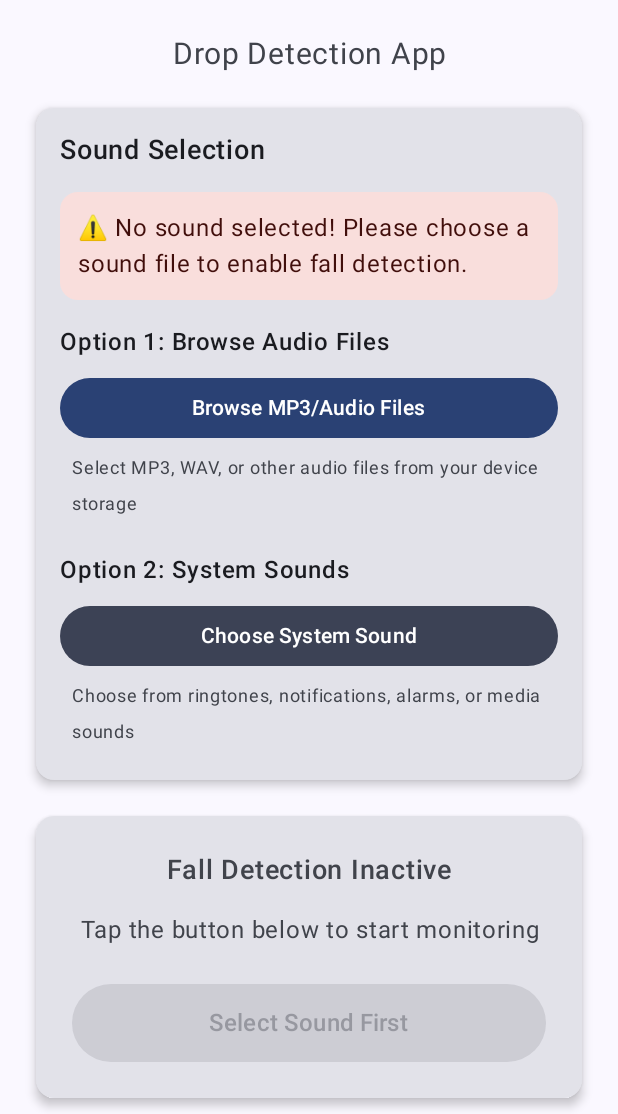
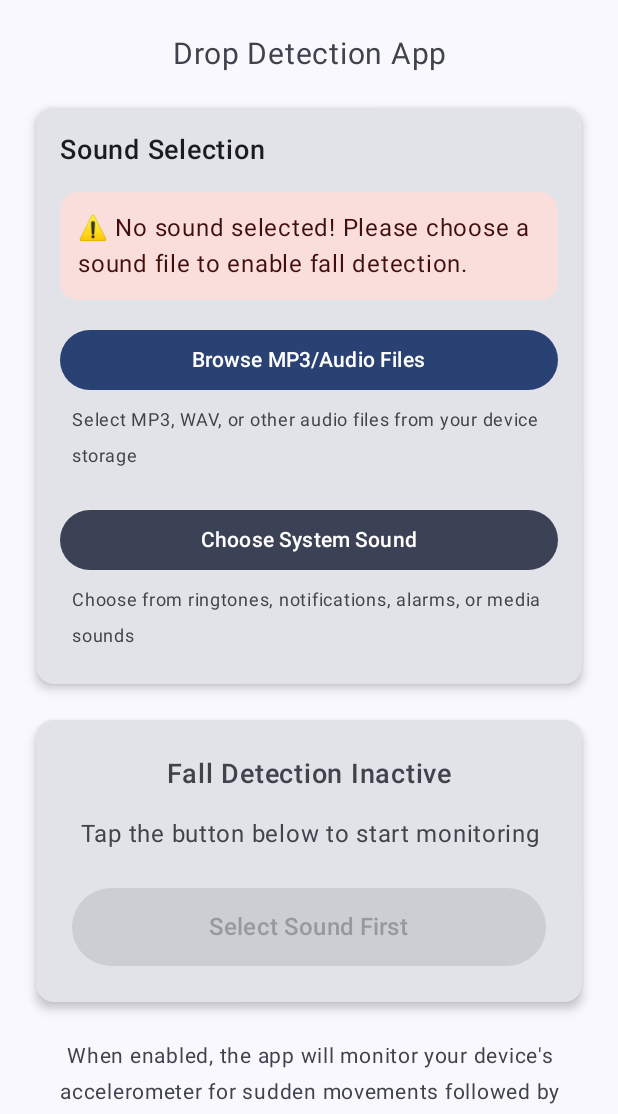
Before and after one commit to Rafael09ED/wasted-drop-sfx-app, an Android app built with Jetpack Compose: the screen it shows after launch (MainActivity), on a phone screen of 412 x 824 dp, the part 122-1236 px from its top. Run offline under Robolectric (Android 15) with nearby library versions, the phone set to English and light mode, and no system bars.

Commit message:
timeout fix

```diff
--- a/app/src/main/java/com/rafael09ed/wasted/services/AccelerometerService.kt
+++ b/app/src/main/java/com/rafael09ed/wasted/services/AccelerometerService.kt
@@ -47,7 +47,7 @@ class AccelerometerService : Service(), FallDetector.FallDetectionListener {
         accelerometerSensor = sensorManager.getDefaultSensor(Sensor.TYPE_ACCELEROMETER)
 
         // Initialize fall detector and sound player
-        fallDetector = FallDetector()
+        fallDetector = FallDetector() // Pass context for SharedPreferences access
         fallDetector.setFallDetectionListener(this)
         soundPlayer = SoundPlayer(this)
 
@@ -75,8 +75,8 @@ class AccelerometerService : Service(), FallDetector.FallDetectionListener {
         // Start foreground service with notification
         startForeground(NOTIFICATION_ID, createNotification())
 
-        // Acquire wake lock
-        wakeLock?.acquire(10*60*1000L /*10 minutes*/)
+        // Acquire wake lock indefinitely while service is running
+        wakeLock?.acquire()
 
         // Register accelerometer listener
         accelerometerSensor?.let { sensor ->
--- a/app/src/main/java/com/rafael09ed/wasted/ui/components/SoundPicker.kt
+++ b/app/src/main/java/com/rafael09ed/wasted/ui/components/SoundPicker.kt
@@ -231,14 +231,6 @@ fun SoundPicker(
                 Divider(modifier = Modifier.padding(vertical = 8.dp))
             }
 
-            // Option 1: Browse MP3/Audio Files
-            Text(
-                text = "Option 1: Browse Audio Files",
-                fontSize = 16.sp,
-                fontWeight = FontWeight.Medium,
-                modifier = Modifier.padding(bottom = 8.dp)
-            )
-
             Button(
                 onClick = { requestFilePermissionAndOpenPicker() },
                 modifier = Modifier.fillMaxWidth()
@@ -254,14 +246,6 @@ fun SoundPicker(
             )
 
             Spacer(modifier = Modifier.height(16.dp))
-
-            // Option 2: System Sounds
-            Text(
-                text = "Option 2: System Sounds",
-                fontSize = 16.sp,
-                fontWeight = FontWeight.Medium,
-                modifier = Modifier.padding(bottom = 8.dp)
-            )
 
             Button(
                 onClick = { openRingtonePickerUI() },
```
